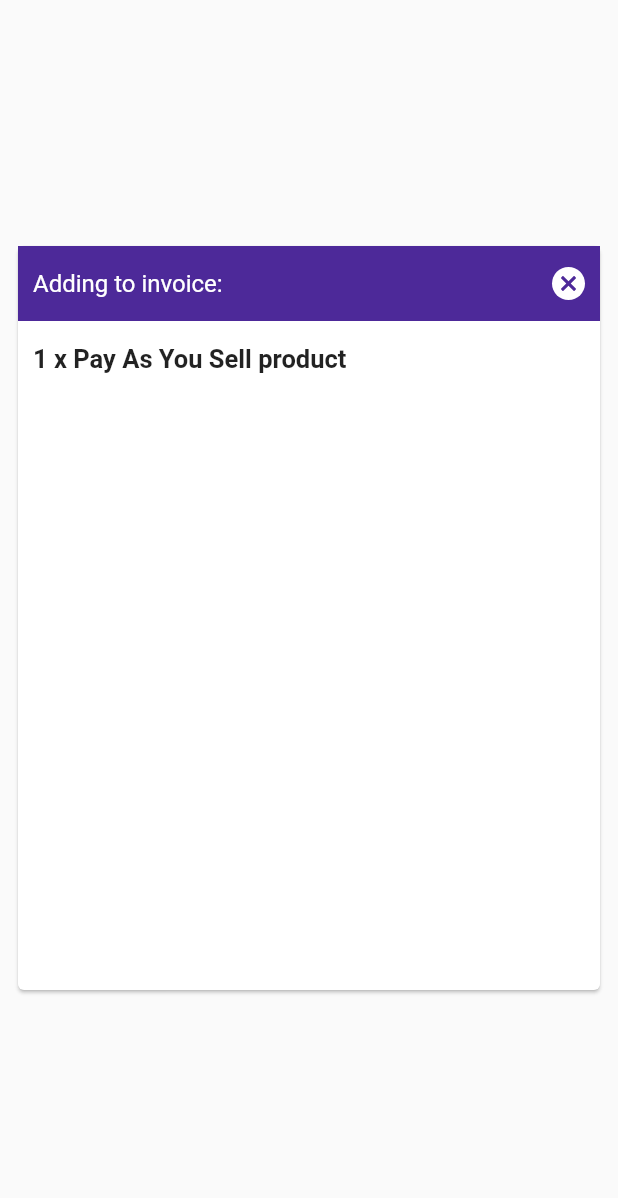
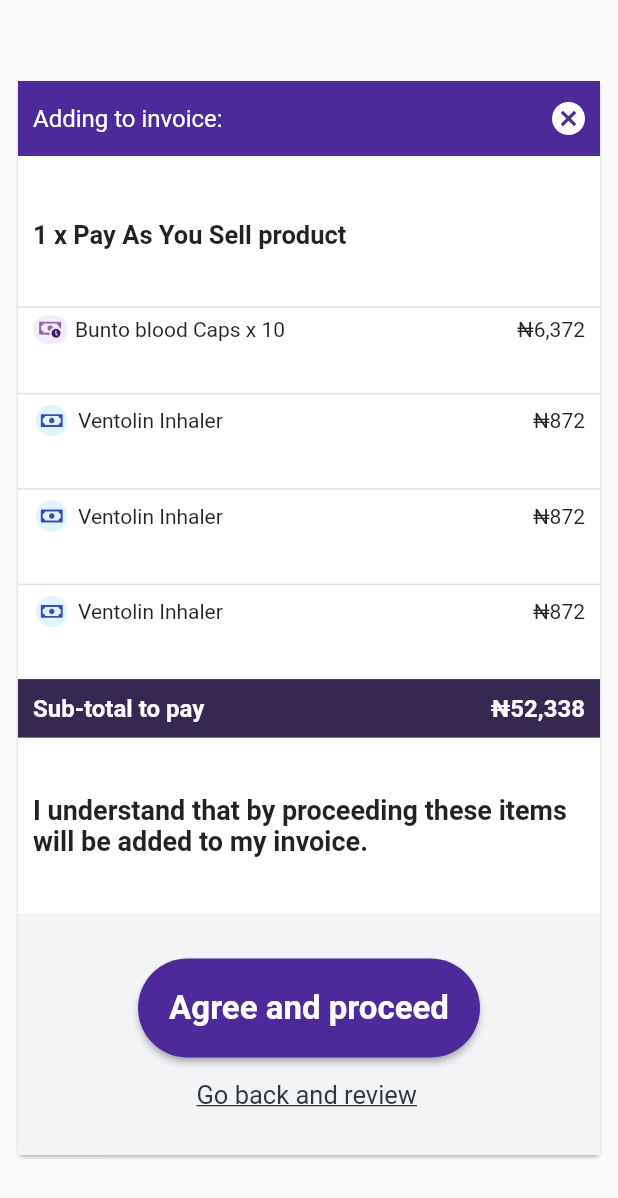
Before and after one commit to ngbede/shelflife, a Flutter app: the ConfirmTopDialog widget shown alone on an empty page, opened directly, on a phone screen of 412 x 824 dp. Shown: the top 1198 px of the screen. Run offline on Flutter 3.47's test engine with Material 2 defaults, Android fonts, the phone set to English and light mode, and no system bars; our stand-ins replace flutter_svg.

Commit message:
add more components to topup dialog

```diff
--- /dev/null
+++ b/lib/components/invoice_product.dart
@@ -0,0 +1,51 @@
+import 'package:flutter/material.dart';
+import 'package:flutter_svg/flutter_svg.dart';
+import 'package:shelflife/components/pays_icon.dart';
+import 'package:intl/intl.dart';
+
+import '../utils/icons.dart';
+
+class InvoiceProduct extends StatelessWidget {
+  final String productName;
+  final double totalPrice;
+  final bool isPAYS;
+  const InvoiceProduct({
+    Key? key,
+    required this.productName,
+    required this.totalPrice,
+    this.isPAYS = true,
+  }) : super(key: key);
+
+  @override
+  Widget build(BuildContext context) {
+    final NumberFormat _currency = NumberFormat("###,###");
+    return Container(
+      decoration: const BoxDecoration(
+        border: Border(
+          top: BorderSide(color: Color(0XFFE1E1E1)),
+        ),
+      ),
+      child: Padding(
+        padding: const EdgeInsets.symmetric(vertical: 5, horizontal: 10),
+        child: Row(
+          mainAxisAlignment: MainAxisAlignment.spaceBetween,
+          children: [
+            Row(
+              children: [
+                isPAYS
+                    ? PAYSIcon()
+                    : SvgPicture.asset(
+                        svgIcons["POD"]!,
+                        width: 25,
+                      ),
+                const SizedBox(width: 5),
+                Text(productName),
+              ],
+            ),
+            Text("₦${_currency.format(totalPrice)}")
+          ],
+        ),
+      ),
+    );
+  }
+}
--- a/lib/components/popup_dialogs/confirm_topup_dialog.dart
+++ b/lib/components/popup_dialogs/confirm_topup_dialog.dart
@@ -1,5 +1,10 @@
 import 'package:flutter/material.dart';
+import 'package:shelflife/components/invoice_product.dart';
 import 'package:shelflife/components/popup_dialogs/header_strip.dart';
+import 'package:shelflife/components/sub_total.dart';
+
+import '../custom_button.dart';
+import '../redirect_link.dart';
 
 // This component is for the request top up view
 class ConfirmTopDialog extends StatelessWidget {
@@ -9,12 +14,13 @@ class ConfirmTopDialog extends StatelessWidget {
   Widget build(BuildContext context) {
     return Padding(
       padding: const EdgeInsets.symmetric(
-        vertical: 160,
+        vertical: 50,
         horizontal: 8,
       ),
       child: Card(
         child: Column(
           crossAxisAlignment: CrossAxisAlignment.start,
+          mainAxisAlignment: MainAxisAlignment.spaceBetween,
           children: [
             const HeaderStrip(title: "Adding to invoice:"),
             const Padding(
@@ -32,11 +38,72 @@ class ConfirmTopDialog extends StatelessWidget {
                 ),
               ),
             ),
+            const InvoiceProduct(
+              productName: "Bunto blood Caps x 10",
+              totalPrice: 6372,
+            ),
+            const InvoiceProduct(
+              productName: "Ventolin Inhaler",
+              totalPrice: 872,
+              isPAYS: false,
+            ),
+            const InvoiceProduct(
+              productName: "Ventolin Inhaler",
+              totalPrice: 872,
+              isPAYS: false,
+            ),
+            const InvoiceProduct(
+              productName: "Ventolin Inhaler",
+              totalPrice: 872,
+              isPAYS: false,
+            ),
+            const SubTotalStrip(totalPrice: 52338),
+            const Padding(
+              padding: EdgeInsets.all(10.0),
+              child: Text(
+                "I understand that by proceeding these items will be added to my invoice.",
+                style: TextStyle(
+                  fontWeight: FontWeight.bold,
+                  fontSize: 18,
+                ),
+              ),
+            ),
             Container(
-              child: Row(
-                children: [],
+              color: const Color(0XFFF3F4F6),
+              padding: const EdgeInsets.symmetric(horizontal: 80, vertical: 30),
+              child: Column(
+                mainAxisAlignment: MainAxisAlignment.center,
+                children: [
+                  CustomButton(
+                    title: "Agree and proceed",
+                    function: () {
+                      print("Post top up request to FS API");
+                    },
+                    verticalPad: 20,
+                    horizontalPad: 20,
+                    textSize: 22,
+                  ),
+                  Padding(
+                    padding: const EdgeInsets.only(top: 15),
+                    child: Row(
+                      mainAxisAlignment: MainAxisAlignment.center,
+                      children: [
+                        RedirectLink(
+                          title: "Go back and review",
+                          includeArrow: false,
+                          boldTitle: false,
+                          titleSize: 17,
+                          textColor: const Color(0XFF2E3441),
+                          function: () {
+                            Navigator.pop(context);
+                          },
+                        ),
+                      ],
+                    ),
+                  )
+                ],
               ),
-            )
+            ),
           ],
         ),
       ),
```
